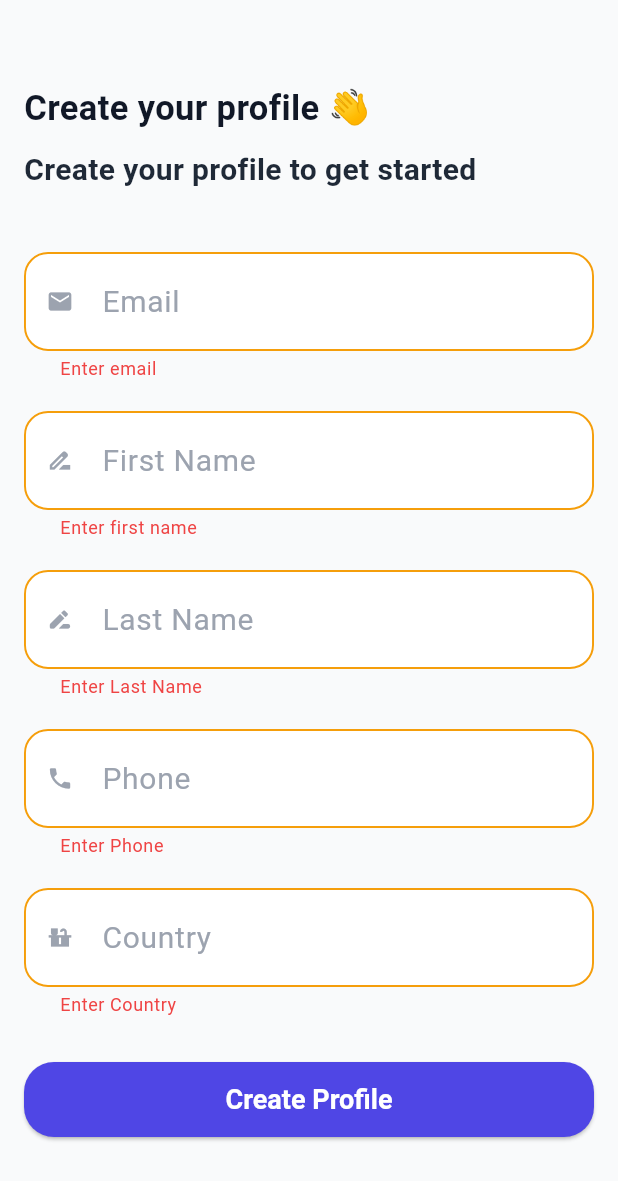
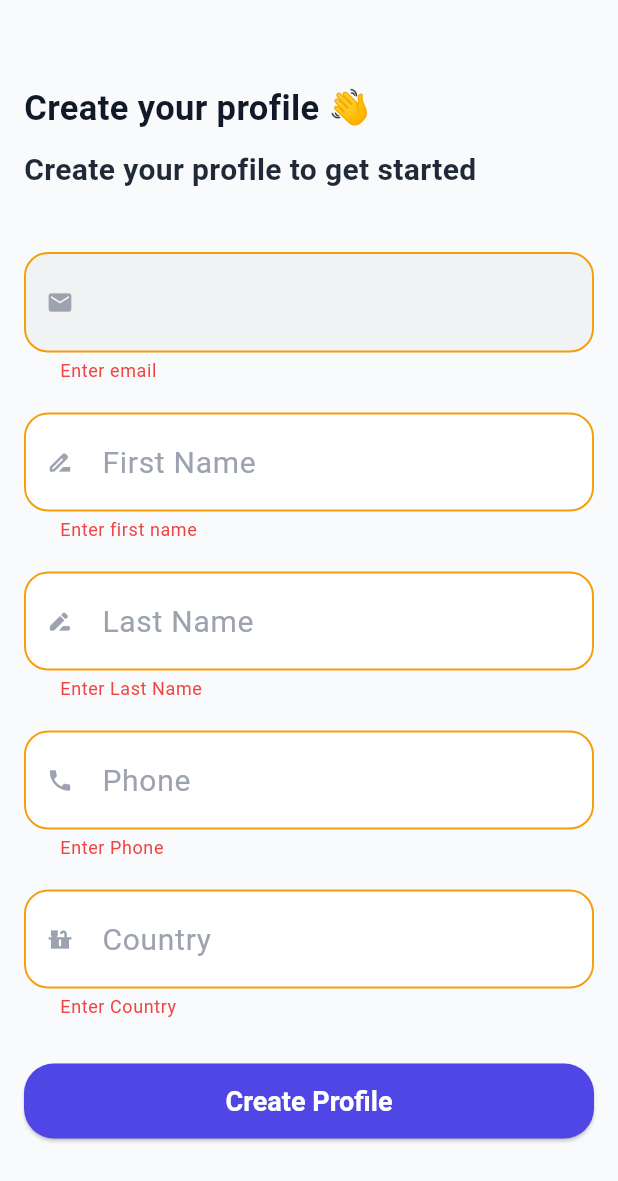
Before and after one commit to QassemAbied/my_store, a Flutter app: the CreateUserProfileBody screen opened directly, after a tap on "Create Profile", on a phone screen of 412 x 824 dp. Shown: the top 1181 px of the screen. Run offline on Flutter 3.47's test engine with Material 3 defaults, Android fonts, the phone set to English and light mode, and no system bars; our stand-ins replace cached_network_image, confetti, dartz, dio, flutter_bloc, flutter_dotenv and 5 more; missing offline and left inert: flutter_stripe; accounts and stored records are empty; generated files the repository leaves out were written again; network calls fail.

Commit message:
update CreateUserForm to auto-fill email from shared preferences and include auth identity ID in the profile request

```diff
--- a/lib/features/auth/presentation/screens/create_user_profile/widgets/create_user_form.dart
+++ b/lib/features/auth/presentation/screens/create_user_profile/widgets/create_user_form.dart
@@ -1,5 +1,6 @@
 import 'package:flutter/material.dart';
 import 'package:flutter_bloc/flutter_bloc.dart';
+import 'package:my_store/core/services/shared_pref.dart';
 import 'package:my_store/features/auth/domain/entities/requests.dart';
 import '../../../../../../core/common_widgets/custom_primary_button.dart';
 import '../../../../../../core/common_widgets/custom_text_form_field.dart';
@@ -25,13 +26,16 @@ class _CreateUserFormState extends State<CreateUserForm> {
   final countryController = TextEditingController();
   @override
   Widget build(BuildContext context) {
+    final email= SharedPrefHelper.getString(key: 'email');
+    final authId =  SharedPrefHelper.getString(key: "auth_id");
     return CreateProfileListener(
       child: Form(
         key: _formKey,
         child: Column(
           children: [
             CustomTextFormField(
-              hintText: "Email",
+              hintText: email,
+              enabled: false,
               textInputType: TextInputType.emailAddress,
               prefixIcon: Icon(Icons.email,color: context.disabled,),
               controller: emailController,
@@ -98,6 +102,7 @@ class _CreateUserFormState extends State<CreateUserForm> {
             CustomElevatedButton(
               text: "Create Profile",
               onPressed: () {
+                 emailController.text = email!;
                 if (_formKey.currentState!.validate()) {
                   context.read<AuthCubit>().createProfile(
                     RegisterRequest(
@@ -106,6 +111,7 @@ class _CreateUserFormState extends State<CreateUserForm> {
                       lastName: lastNameController.text,
                       phone: phoneController.text,
                       country: countryController.text,
+                      authIdentityId: authId!,
                     ),
                   );
                 }
```
